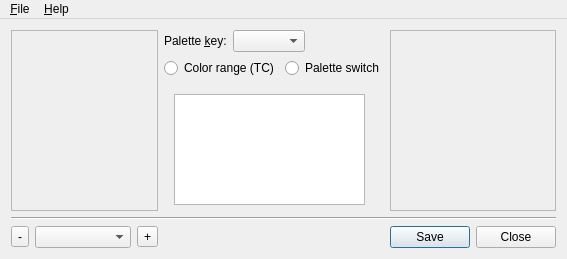
Above: mainwindow.ui from irydacea/wespal before the change. Below: the same form after it.
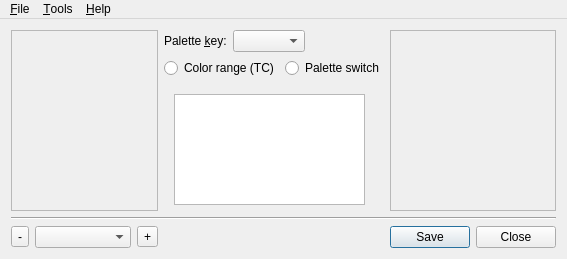
That is the form after the change. Icons and pictures are not drawn.

Commit message: Add stub Tools menu for customizing ranges and palettes

The edit to the form file:
```diff
--- a/mainwindow.ui
+++ b/mainwindow.ui
@@ -268,7 +268,15 @@
     </property>
     <addaction name="actionAbout_Morning_Star"/>
    </widget>
+   <widget class="QMenu" name="menu_Tools">
+    <property name="title">
+     <string>&amp;Tools</string>
+    </property>
+    <addaction name="actionColor_ranges"/>
+    <addaction name="action_Palettes"/>
+   </widget>
    <addaction name="menu_File"/>
+   <addaction name="menu_Tools"/>
    <addaction name="menu_Help"/>
   </widget>
   <action name="action_Open">
```
Left out of the diff: 10 changed lines with no effect on the pictures.
